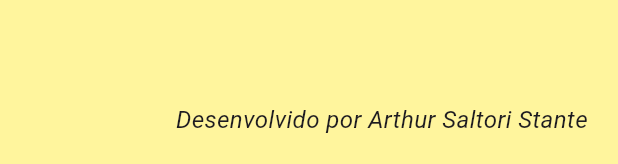
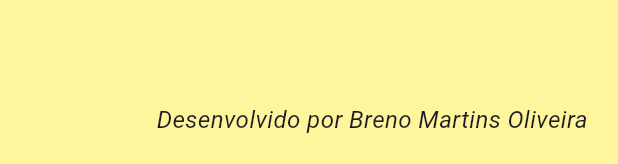
Before and after one commit to faustocintra/dsm2-unifacef-2024-2, a Flutter app: the InfoPanel widget shown alone on an empty page, opened directly, on a phone screen of 412 x 824 dp. Shown: the part 1069-1233 px from the top of the screen. Run offline on Flutter 3.47's test engine with Material 3 defaults, Android fonts, the phone set to English and light mode, and no system bars; network calls fail.

Commit message:
Atualizando Projeto Layout

```diff
--- a/layout/lib/main.dart
+++ b/layout/lib/main.dart
@@ -114,7 +114,7 @@ class InfoPanel extends StatelessWidget {
                           color: Colors.indigo.shade600,
                           fontSize: 30,
                           fontWeight: FontWeight.bold)),
-                  const Text("Desenvolvido por Arthur Saltori Stante",
+                  const Text("Desenvolvido por Breno Martins Oliveira",
                       textAlign: TextAlign.right,
                       style:
                           TextStyle(fontStyle: FontStyle.italic, fontSize: 16))
```
